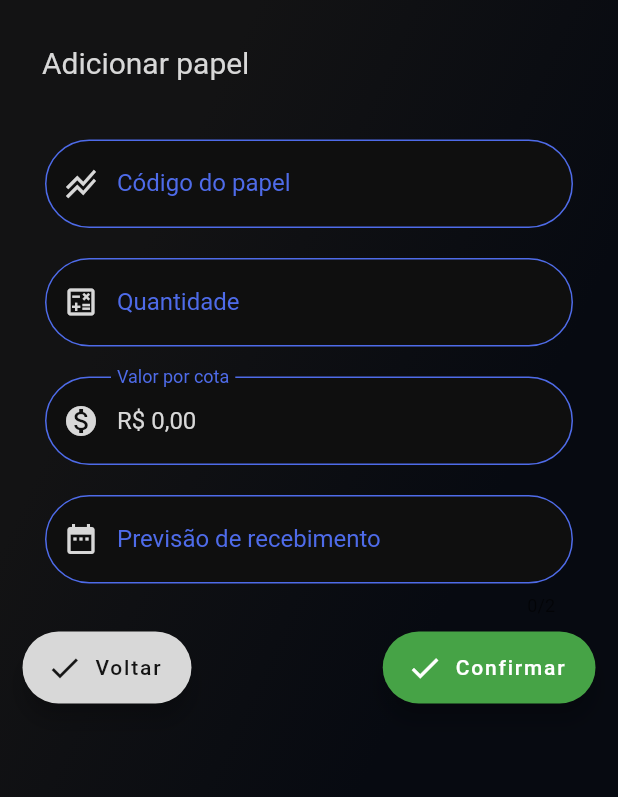
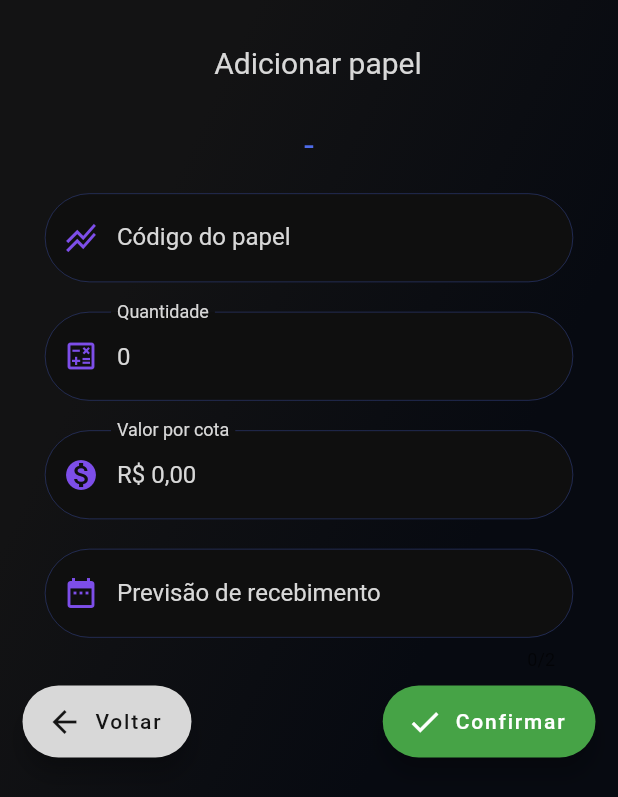
Before and after one commit to VictorMagosso/DividendMine, a Flutter app: the screen it shows after launch, after a tap on "Adicionar", on a phone screen of 412 x 824 dp. Shown: the top 797 px of the screen. Run offline on Flutter 3.47's test engine with Material 2 defaults, Android fonts, the phone set to English and light mode, and no system bars; our stand-ins replace flutter_masked_text, google_fonts, sqflite; accounts and stored records are empty.

Commit message:
adicao dos periodos e refatocao add stock

```diff
--- a/lib/core/app_texts.dart
+++ b/lib/core/app_texts.dart
@@ -25,6 +25,9 @@ class AppTextStyles {
   static final TextStyle cardText = GoogleFonts.roboto(
       color: AppColors.accent, fontSize: 14, fontWeight: FontWeight.w400);
 
+  static final TextStyle monthText = GoogleFonts.roboto(
+      color: AppColors.accent, fontSize: 11, fontWeight: FontWeight.w400);
+
   static final TextStyle cardTotalMoney = GoogleFonts.roboto(
       color: AppColors.accent, fontSize: 28, fontWeight: FontWeight.w400);
 
--- a/lib/pages/add_stock_page.dart
+++ b/lib/pages/add_stock_page.dart
@@ -1,17 +1,33 @@
 import 'package:DividendMine/controller/stock_controller.dart';
 import 'package:DividendMine/core/core.dart';
+import 'package:DividendMine/home/widgets/sum_up/sum_app.dart';
 import 'package:DividendMine/model/stock.dart';
 import 'package:flutter/material.dart';
 import 'package:flutter/services.dart';
 import 'package:flutter_masked_text/flutter_masked_text.dart';
 
-class AddStockPage extends StatelessWidget {
+// ignore: must_be_immutable
+//
+// TODO -> remover o terceiro numero depois do digito no input de valPerStock
+class AddStockPage extends StatefulWidget {
+  @override
+  _AddStockPageState createState() => _AddStockPageState();
+}
+
+class _AddStockPageState extends State<AddStockPage> {
   final stockController = StockController();
+
   var codeController = TextEditingController();
-  var qttController = TextEditingController();
+  var qttController = TextEditingController(text: '0');
   var dateController = TextEditingController();
-  var valPerStockController =
-      MoneyMaskedTextController(decimalSeparator: ',', thousandSeparator: '.');
+
+  var valPerStockController = MoneyMaskedTextController(
+    decimalSeparator: ',',
+    thousandSeparator: '.',
+  );
+
+  var _stockFilled = '';
+  var _valueDividend = '';
 
   @override
   Widget build(BuildContext context) {
@@ -21,18 +37,48 @@ class AddStockPage extends StatelessWidget {
         padding: EdgeInsets.only(right: 15, left: 15, top: 30),
         child: ListView(
           children: [
-            Padding(
-              padding: const EdgeInsets.only(left: 8.0, bottom: 30),
-              child: Text(
-                ' Adicionar papel',
-                style: AppTextStyles.title,
-              ),
+            Column(
+              mainAxisAlignment: MainAxisAlignment.spaceBetween,
+              children: [
+                Padding(
+                  padding: const EdgeInsets.only(left: 12.0, bottom: 30),
+                  child: Text(
+                    'Adicionar papel',
+                    style: AppTextStyles.title,
+                  ),
+                ),
+                Padding(
+                  padding: const EdgeInsets.only(bottom: 8.0),
+                  child: Row(
+                    mainAxisAlignment: MainAxisAlignment.spaceBetween,
+                    children: [
+                      Text(
+                        _stockFilled,
+                        style: AppTextStyles.cardTitle,
+                      ),
+                      Text(
+                        '-',
+                        style: AppTextStyles.cardTitle,
+                      ),
+                      Text(
+                        _valueDividend,
+                        style: AppTextStyles.cardTitle,
+                      ),
+                    ],
+                  ),
+                ),
+              ],
             ),
             Padding(
               padding: const EdgeInsets.symmetric(horizontal: 15, vertical: 10),
               child: TextField(
                 style: AppTextStyles.inputStock,
                 controller: codeController,
+                onChanged: (value) {
+                  setState(() {
+                    _stockFilled = value;
+                  });
+                },
                 textCapitalization: TextCapitalization.characters,
                 maxLength: 6,
                 maxLengthEnforcement: MaxLengthEnforcement.enforced,
@@ -41,20 +87,20 @@ class AddStockPage extends StatelessWidget {
                     counterText: '',
                     prefixIcon: Icon(
                       Icons.stacked_line_chart,
-                      color: AppColors.accent,
+                      color: AppColors.card2,
                     ),
                     prefixStyle: AppTextStyles.cardText,
                     enabledBorder: OutlineInputBorder(
                         borderRadius: BorderRadius.circular(30),
                         borderSide:
-                            BorderSide(width: 1, color: AppColors.secondary)),
+                            BorderSide(width: 0.2, color: AppColors.secondary)),
                     border: OutlineInputBorder(
                       borderRadius: BorderRadius.circular(30),
                     ),
                     fillColor: AppColors.primary,
+                    labelStyle: TextStyle(color: AppColors.accent),
                     errorStyle: TextStyle(color: AppColors.negative),
                     labelText: 'Código do papel',
-                    labelStyle: TextStyle(color: AppColors.secondary),
                     hintStyle: AppTextStyles.cardText,
                     hintText: 'Ex.: BCFF11, HGLG11'),
               ),
@@ -63,23 +109,32 @@ class AddStockPage extends StatelessWidget {
               padding: const EdgeInsets.symmetric(horizontal: 15, vertical: 10),
               child: TextField(
                 controller: qttController,
+                onChanged: (value) {
+                  setState(() {
+                    print('qttController: ' + value);
+                    _valueDividend = formatMoney.moneyHandler((int.parse(
+                            value) *
+                        double.parse(
+                            valPerStockController.text.replaceAll(',', '.'))));
+                  });
+                },
                 keyboardType: TextInputType.number,
                 style: AppTextStyles.inputStock,
                 decoration: InputDecoration(
                   prefixIcon: Icon(
                     Icons.calculate_outlined,
-                    color: AppColors.accent,
+                    color: AppColors.card2,
                   ),
                   filled: true,
                   enabledBorder: OutlineInputBorder(
                       borderRadius: BorderRadius.circular(30),
                       borderSide:
-                          BorderSide(width: 1, color: AppColors.secondary)),
+                          BorderSide(width: 0.2, color: AppColors.secondary)),
                   border: OutlineInputBorder(
                     borderRadius: BorderRadius.circular(30),
                   ),
                   fillColor: AppColors.primary,
-                  labelStyle: TextStyle(color: AppColors.secondary),
+                  labelStyle: TextStyle(color: AppColors.accent),
                   errorStyle: TextStyle(color: AppColors.negative),
                   labelText: 'Quantidade',
                 ),
@@ -90,11 +145,19 @@ class AddStockPage extends StatelessWidget {
               child: TextField(
                 controller: valPerStockController,
                 keyboardType: TextInputType.number,
+                onChanged: (value) {
+                  setState(() {
+                    print('valPerStock: ' + value);
+                    _valueDividend = formatMoney.moneyHandler(
+                        (int.parse(qttController.text) *
+                            double.parse(value.replaceAll(',', '.'))));
+                  });
+                },
                 style: AppTextStyles.inputStock,
                 decoration: InputDecoration(
                   prefixIcon: Icon(
                     Icons.monetization_on,
-                    color: AppColors.accent,
+                    color: AppColors.card2,
                   ),
                   prefix: Text(
                     'R\$ ',
@@ -104,12 +167,12 @@ class AddStockPage extends StatelessWidget {
                   enabledBorder: OutlineInputBorder(
                       borderRadius: BorderRadius.circular(30),
                       borderSide:
-                          BorderSide(width: 1, color: AppColors.secondary)),
+                          BorderSide(width: 0.2, color: AppColors.secondary)),
                   border: OutlineInputBorder(
                     borderRadius: BorderRadius.circular(30),
                   ),
                   fillColor: AppColors.primary,
-                  labelStyle: TextStyle(color: AppColors.secondary),
+                  labelStyle: TextStyle(color: AppColors.accent),
                   errorStyle: TextStyle(color: AppColors.negative),
                   labelText: 'Valor por cota',
                 ),
@@ -130,18 +193,18 @@ class AddStockPage extends StatelessWidget {
                   ),
                   prefixIcon: Icon(
                     Icons.date_range,
-                    color: AppColors.accent,
+                    color: AppColors.card2,
                   ),
                   filled: true,
                   enabledBorder: OutlineInputBorder(
                       borderRadius: BorderRadius.circular(30),
                       borderSide:
-                          BorderSide(width: 1, color: AppColors.secondary)),
+                          BorderSide(width: 0.2, color: AppColors.secondary)),
                   border: OutlineInputBorder(
                     borderRadius: BorderRadius.circular(30),
                   ),
                   fillColor: AppColors.primary,
-                  labelStyle: TextStyle(color: AppColors.secondary),
+                  labelStyle: TextStyle(color: AppColors.accent),
                   errorStyle: TextStyle(color: AppColors.negative),
                   labelText: 'Previsão de recebimento',
                 ),
@@ -149,6 +212,7 @@ class AddStockPage extends StatelessWidget {
             ),
             Row(mainAxisAlignment: MainAxisAlignment.spaceBetween, children: [
               FloatingActionButton.extended(
+                heroTag: 'btnGoBack',
                 onPressed: () {
                   Navigator.pop(context);
                 },
@@ -157,12 +221,13 @@ class AddStockPage extends StatelessWidget {
                   style: TextStyle(color: AppColors.primaryLight),
                 ),
                 icon: Icon(
-                  Icons.check,
+                  Icons.arrow_back,
                   color: AppColors.primaryLight,
                 ),
                 backgroundColor: AppColors.accent,
               ),
               FloatingActionButton.extended(
+                heroTag: 'btnConclude',
                 onPressed: () {
                   saveOrUpdateStock(context);
                 },
--- a/lib/pages/home_page.dart
+++ b/lib/pages/home_page.dart
@@ -4,6 +4,7 @@ import 'package:DividendMine/controller/stock_controller.dart';
 import 'package:DividendMine/home/widgets/app_bar/app_bar_widget.dart';
 import 'package:DividendMine/home/widgets/stock_cards/stock_cards.dart';
 import 'package:DividendMine/pages/add_stock_page.dart';
+import 'package:DividendMine/utils/format_handler.dart';
 import '../core/core.dart';
 import 'package:flutter/material.dart';
 
@@ -20,6 +21,7 @@ class _HomePageState extends State<HomePage> {
   Icon _icon = Icon(Icons.add);
   var stockController = StockController();
   var dividends = [];
+  var formatHandler = MoneyFormatter();
 
   @override
   void initState() {
@@ -40,13 +42,41 @@ class _HomePageState extends State<HomePage> {
         appBar: AppBarWidget(),
         body: Column(
           children: [
-            Row(
-              children: [
-                Text(stockController.dividendByInterval.value.isNotEmpty
-                    ? stockController.dividendByInterval.value[0]['begin']
-                        .toString()
-                    : 'bbb')
-              ],
+            Padding(
+              padding: const EdgeInsets.only(bottom: 18),
+              child: Row(
+                mainAxisAlignment: MainAxisAlignment.spaceAround,
+                children: [
+                  Text(
+                    stockController.dividendByInterval.value.isNotEmpty
+                        ? '1 a 9\n${formatHandler.moneyHandler(stockController.dividendByInterval.value[0]['begin'])}'
+                            .toString()
+                        : '0,00',
+                    style: AppTextStyles.monthText,
+                  ),
+                  Text(
+                    stockController.dividendByInterval.value.isNotEmpty
+                        ? '10 a 18\n${formatHandler.moneyHandler(stockController.dividendByInterval.value[0]['firstQuarter'])}'
+                            .toString()
+                        : '0,00',
+                    style: AppTextStyles.monthText,
+                  ),
+                  Text(
+                    stockController.dividendByInterval.value.isNotEmpty
+                        ? '19 a 25\n${formatHandler.moneyHandler(stockController.dividendByInterval.value[0]['lastQuarter'])}'
+                            .toString()
+                        : '0,00',
+                    style: AppTextStyles.monthText,
+                  ),
+                  Text(
+                    stockController.dividendByInterval.value.isNotEmpty
+                        ? '26 a 31\n${formatHandler.moneyHandler(stockController.dividendByInterval.value[0]['end'])}'
+                            .toString()
+                        : '0,00',
+                    style: AppTextStyles.monthText,
+                  ),
+                ],
+              ),
             ),
             StockCardWidget(),
           ],
--- a/lib/utils/format_handler.dart
+++ b/lib/utils/format_handler.dart
@@ -1,7 +1,9 @@
 import 'package:intl/intl.dart';
 
 class MoneyFormatter {
-  String moneyHandler(double param) {
-    return NumberFormat.currency(locale: 'pt-BR', symbol: 'R\$').format(param);
+  String moneyHandler(double moneyValue) {
+    return NumberFormat.currency(
+            locale: 'pt-BR', symbol: 'R\$', decimalDigits: 2)
+        .format(moneyValue);
   }
 }
```
